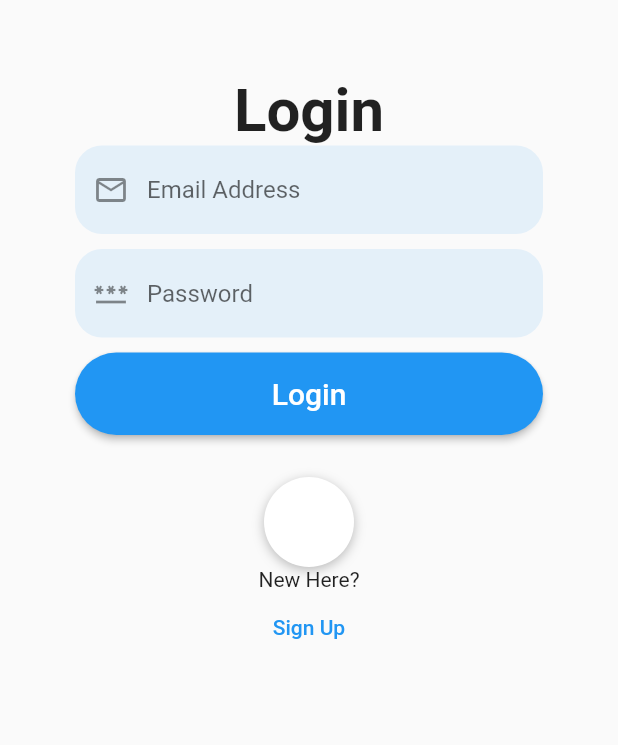
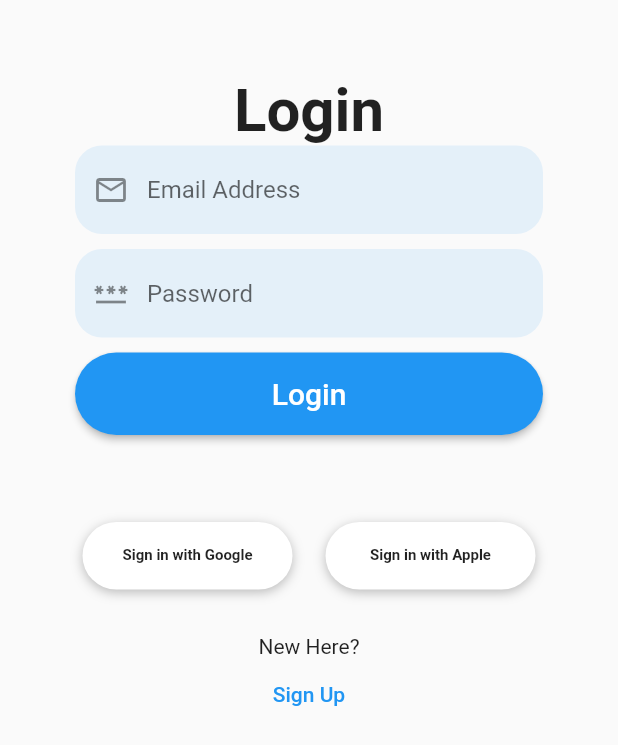
Before and after one commit to jabezj1/Motore, a Flutter app: the screen it shows after launch, on a phone screen of 412 x 824 dp. Shown: the top 745 px of the screen. Run offline on Flutter 3.47's test engine with Material 2 defaults, Android fonts, the phone set to English and light mode, and no system bars; our stand-ins replace animated_splash_screen, curved_navigation_bar, firebase_auth, firebase_core; accounts and stored records are empty.

Commit message:
edited login page with Sign in with Apple and Google buttons

```diff
--- a/lib/screens/authenticate/login.dart
+++ b/lib/screens/authenticate/login.dart
@@ -140,11 +140,17 @@ class _LoginState extends State<Login> {
             onTap: () {
               print('Google Pressed');
             },
-          child: Container(
-            height: 60.0,
-            width: 60.0,
-            decoration: const BoxDecoration(
-              shape: BoxShape.circle,
+            child: Padding(
+              padding: EdgeInsets.symmetric(vertical: 30.0),
+              child: Row(
+                mainAxisAlignment: MainAxisAlignment.spaceEvenly,
+                children: <Widget>[
+                  Container(
+                      height: 45.0,
+                      width: 140,
+                      decoration: BoxDecoration(
+                        borderRadius: BorderRadius.circular(25),
+                        shape: BoxShape.rectangle,
                         color: Colors.white,
                         boxShadow: [
                           BoxShadow(
@@ -155,8 +161,42 @@ class _LoginState extends State<Login> {
                         // image: DecorationImage(
                         //     image: AssetImage('assets/images/google.png')),
                       ),
+                      child: Align(
+                        alignment: Alignment.center,
+                        child: Text(
+                          "Sign in with Google",
+                          style: TextStyle(
+                              fontSize: 10, fontWeight: FontWeight.bold),
                         ),
+                      )),
+                  SizedBox(width: 12),
+                  Container(
+                      height: 45.0,
+                      width: 140,
+                      decoration: BoxDecoration(
+                        borderRadius: BorderRadius.circular(25),
+                        shape: BoxShape.rectangle,
+                        color: Colors.white,
+                        boxShadow: [
+                          BoxShadow(
+                              color: Colors.black26,
+                              offset: Offset(0, 2),
+                              blurRadius: 6.0),
+                        ],
+                        // image: DecorationImage(
+                        //     image: AssetImage('assets/images/google.png')),
                       ),
+                      child: Align(
+                        alignment: Alignment.center,
+                        child: Text(
+                          "Sign in with Apple",
+                          style: TextStyle(
+                              fontSize: 10, fontWeight: FontWeight.bold),
+                        ),
+                      )),
+                ],
+              ),
+            )),
       ],
     );
 
```
Lines whose indentation alone changed are shown as unchanged.
